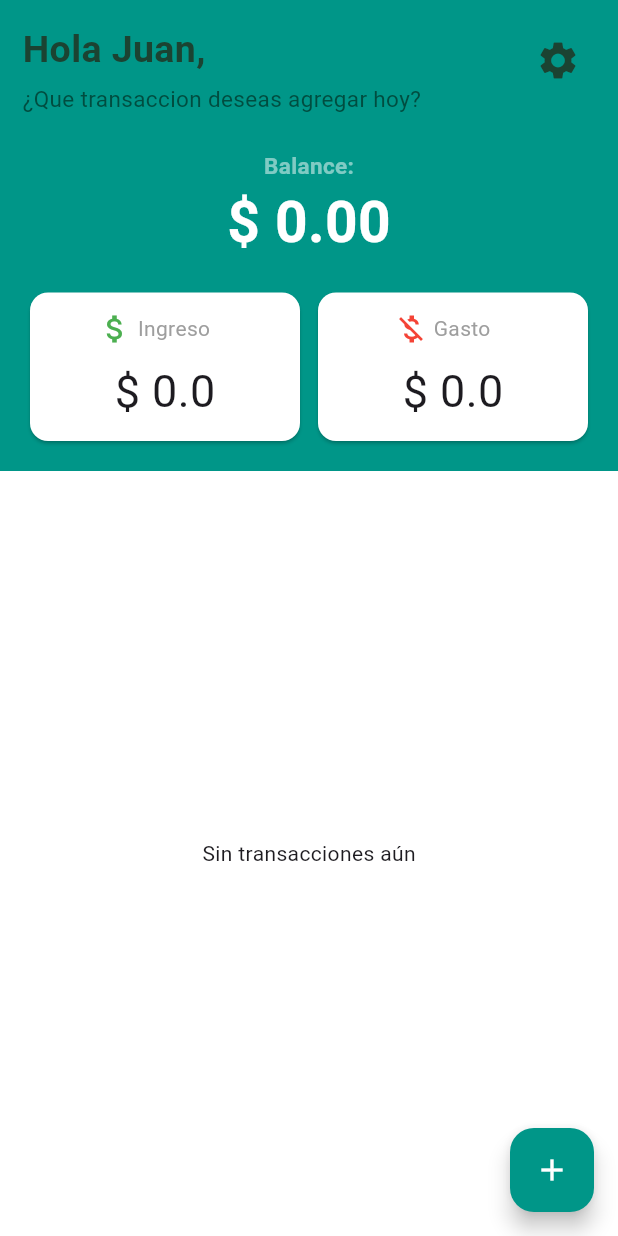
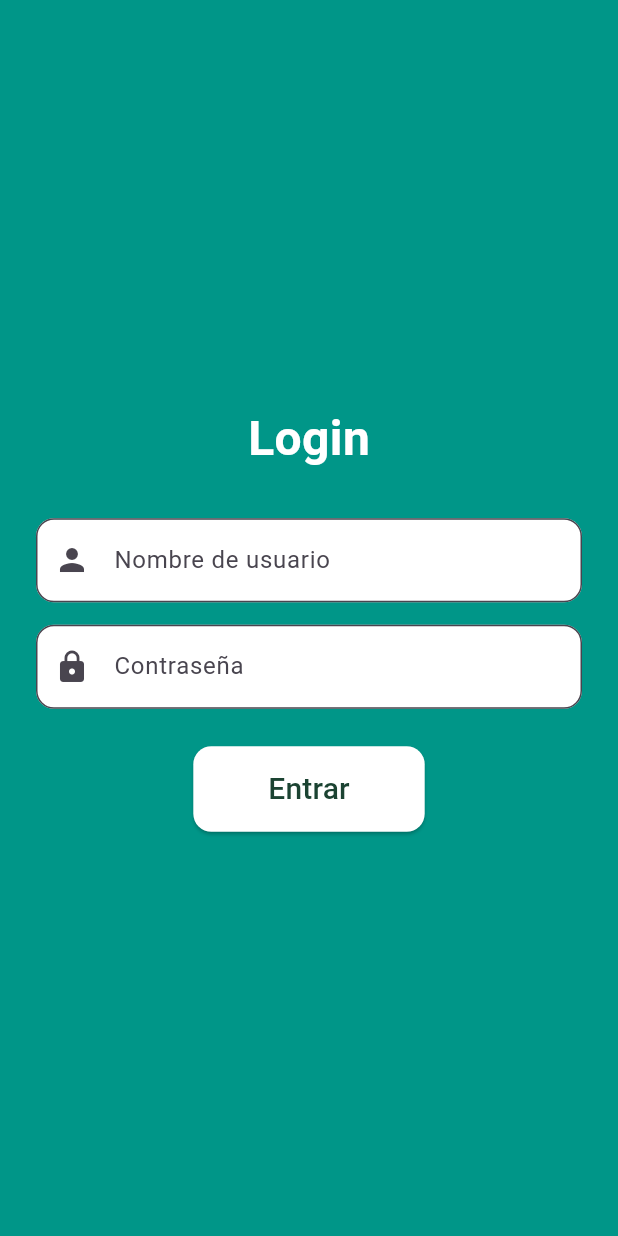
Before and after one commit to jesudavix/Seguidor-de-finanzas, a Flutter app: the screen it shows after launch, on a phone screen of 412 x 824 dp. Run offline on Flutter 3.47's test engine with Material 3 defaults, Android fonts, the light colour scheme and no system bars; our stand-ins replace bloc, currency_text_input_formatter, equatable, flutter_bloc.

Commit message:
App Terminada (prueba1)

```diff
--- /dev/null
+++ b/seguidor_finanzas/lib/blocs/bloc/home_event.dart
@@ -0,0 +1,22 @@
+part of 'home_bloc.dart';
+
+sealed class HomeEvent extends Equatable {
+  const HomeEvent();
+
+  @override
+  List<Object> get props => [];
+}
+
+final class HomeSearchPressed extends HomeEvent {}
+
+final class HomeLoginRequested extends HomeEvent {
+  final String username;
+  final String password;
+
+  const HomeLoginRequested({required this.username, required this.password});
+
+  @override
+  List<Object> get props => [username, password];
+}
+
+final class HomeCerrarSesion extends HomeEvent{}
--- /dev/null
+++ b/seguidor_finanzas/lib/blocs/bloc/home_state.dart
@@ -0,0 +1,23 @@
+part of 'home_bloc.dart';
+
+sealed class HomeState extends Equatable {
+  const HomeState();
+
+  @override
+  List<Object?> get props => [];
+}
+
+final class HomeInitial extends HomeState {}
+
+final class HomeLoadInProgress extends HomeState {}
+
+final class HomeLoadSuccess extends HomeState {}
+
+final class HomeFailure extends HomeState {
+  final String message;
+
+  const HomeFailure({required this.message});
+
+  @override
+  List<Object?> get props => [message];
+}
--- a/seguidor_finanzas/lib/main.dart
+++ b/seguidor_finanzas/lib/main.dart
@@ -1,9 +1,10 @@
 import 'package:flutter/material.dart';
 import 'package:flutter_bloc/flutter_bloc.dart';
+import 'package:seguidor_finanzas/blocs/bloc/home_bloc.dart';
 import 'package:seguidor_finanzas/blocs/bloc/selected_transaccion_type_bloc.dart';
 import 'package:seguidor_finanzas/blocs/bloc/transaccion_agg_bloc.dart';
-//import 'package:seguidor_finanzas/screens/home_failuri.dart';
 import 'package:seguidor_finanzas/screens/home_screen.dart';
+import 'package:seguidor_finanzas/screens/login.dart';
 
 void main() {
   runApp(const MainApp());
@@ -18,11 +19,29 @@ class MainApp extends StatelessWidget {
       providers: [
         BlocProvider(create: (context) => SelectedTransaccionTypeBloc()),
         BlocProvider(create: (context) => TransaccionAggBloc()),
+        BlocProvider(create: (context) => HomeBloc()),
       ],
       child: const MaterialApp(
         debugShowCheckedModeBanner: false,
-        home: HomeScreen(),
+        home: AppRouter(),
       ),
     );
   }
 }
+
+class AppRouter extends StatelessWidget {
+  const AppRouter({super.key});
+
+  @override
+  Widget build(BuildContext context) {
+    return BlocBuilder<HomeBloc, HomeState>(
+      builder: (context, state) {
+        if (state is HomeLoadSuccess) {
+          return const HomeScreen(); // Usuario autenticado
+        } else {
+          return const LoginScreen(); // Por defecto, Login
+        }
+      },
+    );
+  }
+}
--- a/seguidor_finanzas/lib/screens/Loadin_sceen_state.dart
+++ b/seguidor_finanzas/lib/screens/Loadin_sceen_state.dart
@@ -1,4 +1,3 @@
-
 import 'package:flutter/material.dart';
 
 class LoadingScreenState extends StatelessWidget {
@@ -28,7 +27,7 @@ class _AnimatedLoadingDotsState extends State<_AnimatedLoadingDots> with SingleT
   void initState() {
     super.initState();
     _controller = AnimationController(
-      duration: const Duration(seconds: 3),
+      duration: const Duration(seconds: 30),
       vsync: this,
     )..repeat();
 
--- a/seguidor_finanzas/lib/screens/login.dart
+++ b/seguidor_finanzas/lib/screens/login.dart
@@ -0,0 +1,154 @@
+import 'package:flutter/material.dart';
+import 'package:flutter_bloc/flutter_bloc.dart';
+import 'package:seguidor_finanzas/blocs/bloc/home_bloc.dart';
+import 'package:seguidor_finanzas/screens/Loadin_sceen_state.dart';
+import 'package:seguidor_finanzas/screens/failure_screen.dart';
+import 'package:seguidor_finanzas/screens/home_screen.dart';
+import 'package:seguidor_finanzas/styles/colors.dart';
+
+class LoginScreen extends StatefulWidget {
+  const LoginScreen({super.key});
+
+  @override
+  State<LoginScreen> createState() => _LoginScreenState();
+}
+
+class _LoginScreenState extends State<LoginScreen> {
+  final usernameCtrl = TextEditingController();
+  final passCtrl = TextEditingController();
+
+  bool _isLoadingShown = false;
+
+  void _showSnackbar(String mensaje) {
+    ScaffoldMessenger.of(
+      context,
+    ).showSnackBar(SnackBar(content: Text(mensaje)));
+  }
+
+  void _navigateToLoading() {
+    if (!_isLoadingShown) {
+      _isLoadingShown = true;
+      Future.microtask(() {
+        Navigator.of(
+          context,
+        ).push(MaterialPageRoute(builder: (_) => const LoadingScreenState()));
+      });
+    }
+  }
+
+  void _closeLoadingIfNeeded() {
+    if (_isLoadingShown) {
+      Navigator.of(
+        context,
+      ).maybePop(); // Evita errores si no hay pantalla para cerrar
+      _isLoadingShown = false;
+    }
+  }
+
+  void _navigateToFailure() {
+    Future.microtask(() {
+      Navigator.of(
+        context,
+      ).push(MaterialPageRoute(builder: (_) => const FailureScreen()));
+    });
+  }
+
+  Widget _buildLoginForm() {
+    return Padding(
+      padding: const EdgeInsets.all(24),
+      child: Column(
+        mainAxisAlignment: MainAxisAlignment.center,
+        children: [
+          const Text(
+            'Login',
+            style: TextStyle(
+              fontSize: 32,
+              fontWeight: FontWeight.bold,
+              color: Colors.white,
+            ),
+          ),
+          const SizedBox(height: 30),
+          _inputField(
+            controller: usernameCtrl,
+            label: 'Nombre de usuario',
+            icon: Icons.person,
+          ),
+          const SizedBox(height: 15),
+          _inputField(
+            controller: passCtrl,
+            label: 'Contraseña',
+            icon: Icons.lock,
+            obscure: true,
+          ),
+          const SizedBox(height: 25),
+          ElevatedButton(
+            onPressed: () {
+              context.read<HomeBloc>().add(
+                HomeLoginRequested(
+                  username: usernameCtrl.text.trim(),
+                  password: passCtrl.text.trim(),
+                ),
+              );
+            },
+            style: ElevatedButton.styleFrom(
+              backgroundColor: Colors.white,
+              foregroundColor: AppColors.textColorPrimary,
+              padding: const EdgeInsets.symmetric(horizontal: 50, vertical: 14),
+              shape: RoundedRectangleBorder(
+                borderRadius: BorderRadius.circular(12),
+              ),
+            ),
+            child: const Text('Entrar', style: TextStyle(fontSize: 20)),
+          ),
+        ],
+      ),
+    );
+  }
+
+  Widget _inputField({
+    required TextEditingController controller,
+    required String label,
+    required IconData icon,
+    bool obscure = false,
+  }) {
+    return TextField(
+      controller: controller,
+      obscureText: obscure,
+      decoration: InputDecoration(
+        labelText: label,
+        filled: true,
+        fillColor: AppColors.bodyTransationList,
+        border: OutlineInputBorder(borderRadius: BorderRadius.circular(12)),
+        prefixIcon: Icon(icon),
+      ),
+    );
+  }
+
+  @override
+  Widget build(BuildContext context) {
+    return Scaffold(
+      backgroundColor: AppColors.background,
+      body: BlocConsumer<HomeBloc, HomeState>(
+        listener: (context, state) {
+          if (state is HomeLoadInProgress) {
+            _navigateToLoading();
+          } else if (state is HomeFailure) {
+            _closeLoadingIfNeeded();
+            _showSnackbar(state.message);
+            _navigateToFailure();
+          } else if (state is HomeLoadSuccess) {
+            _closeLoadingIfNeeded();
+            _showSnackbar('Bienvenido, ${usernameCtrl.text}');
+            Future.microtask(() {
+              Navigator.of(context).pushAndRemoveUntil(
+                MaterialPageRoute(builder: (_) => const HomeScreen()),
+                (route) => false,
+              );
+            });
+          }
+        },
+        builder: (context, state) => _buildLoginForm(),
+      ),
+    );
+  }
+}
--- a/seguidor_finanzas/lib/widgets/appbar_home_screen.dart
+++ b/seguidor_finanzas/lib/widgets/appbar_home_screen.dart
@@ -1,24 +1,22 @@
 import 'package:flutter/material.dart';
+import 'package:flutter_bloc/flutter_bloc.dart';
+import 'package:seguidor_finanzas/blocs/bloc/home_bloc.dart';
 import 'package:seguidor_finanzas/styles/colors.dart';
 import 'package:seguidor_finanzas/styles/text_style.dart';
 
 class AppBarHomeScreen extends StatelessWidget {
-  const AppBarHomeScreen({
-    super.key,
-  });
+  const AppBarHomeScreen({super.key});
 
   @override
   Widget build(BuildContext context) {
     return AppBar(
       backgroundColor: AppColors.background,
       actions: [
-        Padding(
-          padding: const EdgeInsets.all(25.0),
-          child: Icon(
-            Icons.settings,
-            color: AppColors.settingIcon,
-            size: 30,
-          ),
+        IconButton(
+          onPressed: () {
+            context.read<HomeBloc>().add(HomeCerrarSesion());
+          },
+          icon: Icon(Icons.logout, color: AppColors.settingIcon, size: 28),
         ),
       ],
       flexibleSpace: SafeArea(
--- a/seguidor_finanzas/pubspec.yaml
+++ b/seguidor_finanzas/pubspec.yaml
@@ -13,6 +13,7 @@ dependencies:
   bloc: ^9.0.0
   equatable: ^2.0.7
   currency_text_input_formatter: ^2.3.0
+  http: ^1.4.0
 
 dev_dependencies:
   flutter_test:
```
Also changed, not shown: seguidor_finanzas/lib/blocs/bloc/home_bloc.dart (added, +62 -0 lines), seguidor_finanzas/lib/screens/failure_screen.dart (renamed from seguidor_finanzas/lib/screens/home_failuri.dart, +2 -6 lines), seguidor_finanzas/lib/screens/home_screen.dart (+13 -1 lines), seguidor_finanzas/pubspec.lock, 1 other file.
